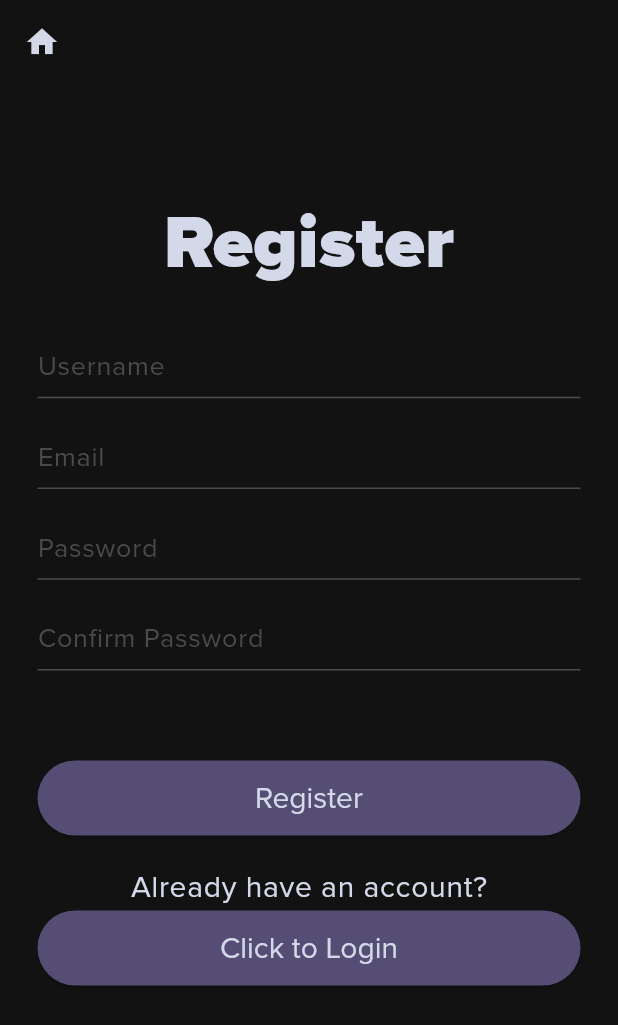
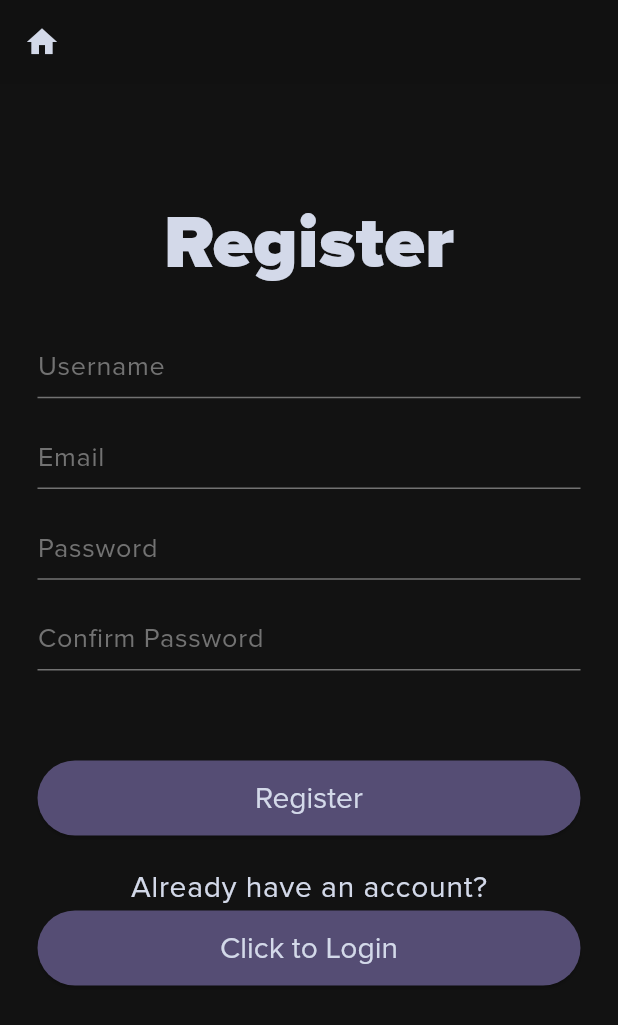
Before and after one commit to AndrewOneal/capstone, a Flutter app: the RegisterPage screen opened directly, on a phone screen of 412 x 824 dp. Shown: the top 1025 px of the screen. Run offline on Flutter 3.47's test engine with Material 3 defaults, Android fonts, the phone set to English and light mode, and no system bars; our stand-ins replace shared_preferences; accounts and stored records are empty.

Commit message:
Improved readability of input fields

```diff
--- a/lib/Utilities/theme.dart
+++ b/lib/Utilities/theme.dart
@@ -168,7 +168,7 @@ final ThemeData defaultTheme = ThemeData(
     // Input
     inputDecorationTheme: InputDecorationTheme(
       activeIndicatorBorder: BorderSide(
-        color: background['800']!,
+        color: background['600']!,
       ),
       alignLabelWithHint: true,
       errorBorder: UnderlineInputBorder(
@@ -178,7 +178,7 @@ final ThemeData defaultTheme = ThemeData(
       ),
       enabledBorder: UnderlineInputBorder(
         borderSide: BorderSide(
-          color: background['800']!,
+          color: background['600']!,
         ),
       ),
       floatingLabelAlignment: FloatingLabelAlignment.start,
@@ -202,7 +202,7 @@ final ThemeData defaultTheme = ThemeData(
         fontFamily: font['default'],
       ),
       labelStyle: TextStyle(
-        color: background['800'],
+        color: background['600'],
         fontFamily: font['default'],
       ),
     ),
```
